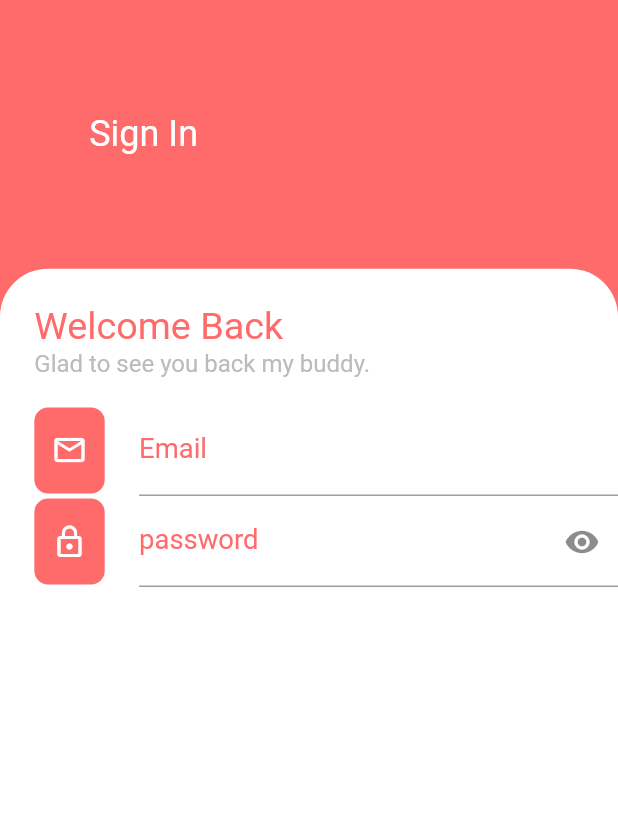
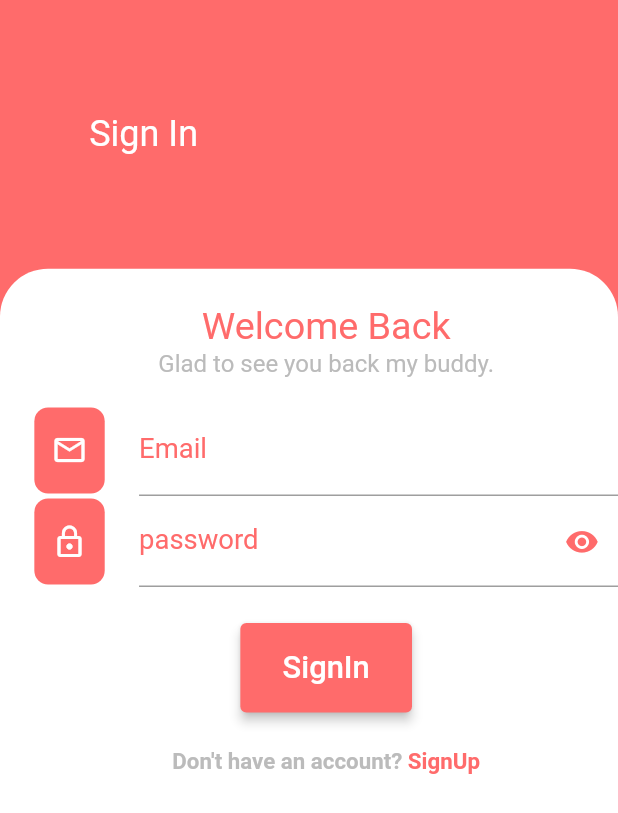
Before and after one commit to Md-Moniruzzaman/Flutter-E-commece-app, a Flutter app: the screen it shows after launch, on a phone screen of 412 x 824 dp. Shown: the top 813 px of the screen. Run offline on Flutter 3.47's test engine with Material 2 defaults, Android fonts, the phone set to English and light mode, and no system bars; our stand-ins replace cloud_firestore, firebase_auth, firebase_core, flutter_screenutil; accounts and stored records are empty.

Commit message:
Creating logIn screen

```diff
--- a/lib/pages/login_screen.dart
+++ b/lib/pages/login_screen.dart
@@ -1,6 +1,9 @@
 import 'package:ecommerce_app/constant/appColors.dart';
 import 'package:flutter/material.dart';
 import 'package:flutter_screenutil/flutter_screenutil.dart';
+
+import '../widgets/custombutton.dart';
+import 'registration_screen.dart';
 
 class LoginScreen extends StatefulWidget {
   const LoginScreen({Key? key}) : super(key: key);
@@ -60,7 +63,8 @@ class _LoginScreenState extends State<LoginScreen> {
                   child: SingleChildScrollView(
                     scrollDirection: Axis.vertical,
                     child: Column(
-                      crossAxisAlignment: CrossAxisAlignment.start,
+                      crossAxisAlignment: CrossAxisAlignment.center,
+                      // mainAxisAlignment: MainAxisAlignment.center,
                       children: [
                         SizedBox(
                           height: 20.h,
@@ -136,6 +140,7 @@ class _LoginScreenState extends State<LoginScreen> {
                             Expanded(
                               child: TextField(
                                 autofocus: false,
+                                obscureText: _obscureText,
                                 controller: _passwordController,
                                 decoration: InputDecoration(
                                   hintText: 'abcSD2546',
@@ -155,19 +160,68 @@ class _LoginScreenState extends State<LoginScreen> {
                                               _obscureText = false;
                                             });
                                           },
-                                          icon: Icon(Icons.remove_red_eye))
+                                          icon: Icon(
+                                            Icons.remove_red_eye,
+                                            size: 20.w,
+                                            color: AppColors.deepOrange,
+                                          ))
                                       : IconButton(
                                           onPressed: () {
                                             setState(() {
                                               _obscureText = true;
                                             });
                                           },
-                                          icon: Icon(Icons.visibility_off)),
+                                          icon: Icon(
+                                            Icons.visibility_off,
+                                            size: 20.w,
+                                            color: AppColors.deepOrange,
+                                          ),
+                                        ),
                                 ),
                               ),
                             ),
                           ],
-                        )
+                        ),
+                        SizedBox(
+                          height: 20.h,
+                        ),
+                        customButton(
+                          'SignIn',
+                          () {},
+                        ),
+                        SizedBox(
+                          height: 20.h,
+                        ),
+                        Wrap(
+                          children: [
+                            Text(
+                              "Don't have an account?",
+                              style: TextStyle(
+                                fontSize: 13.sp,
+                                fontWeight: FontWeight.w600,
+                                color: const Color(0xFFBBBBBB),
+                              ),
+                            ),
+                            GestureDetector(
+                              onTap: () {
+                                Navigator.push(
+                                  context,
+                                  MaterialPageRoute(
+                                    builder: (context) => RegistrationPage(),
+                                  ),
+                                );
+                              },
+                              child: Text(
+                                ' SignUp',
+                                style: TextStyle(
+                                  color: AppColors.deepOrange,
+                                  fontSize: 13.sp,
+                                  fontWeight: FontWeight.w600,
+                                ),
+                              ),
+                            ),
+                          ],
+                        ),
                       ],
                     ),
                   ),
--- /dev/null
+++ b/lib/pages/registration_screen.dart
@@ -0,0 +1,15 @@
+import 'package:flutter/material.dart';
+
+class RegistrationPage extends StatefulWidget {
+  const RegistrationPage({Key? key}) : super(key: key);
+
+  @override
+  State<RegistrationPage> createState() => _RegistrationPageState();
+}
+
+class _RegistrationPageState extends State<RegistrationPage> {
+  @override
+  Widget build(BuildContext context) {
+    return Container();
+  }
+}
--- /dev/null
+++ b/lib/widgets/custombutton.dart
@@ -0,0 +1,24 @@
+import 'package:ecommerce_app/constant/appColors.dart';
+import 'package:flutter/material.dart';
+import 'package:flutter_screenutil/flutter_screenutil.dart';
+
+Widget customButton(String buttonText, onPressed) {
+  return SizedBox(
+    height: 50.h,
+    width: 100.w,
+    child: ElevatedButton(
+      onPressed: onPressed,
+      child: Text(
+        buttonText,
+        style: TextStyle(
+          fontSize: 18.sp,
+          color: Colors.white,
+        ),
+      ),
+      style: ElevatedButton.styleFrom(
+        primary: AppColors.deepOrange,
+        elevation: 3,
+      ),
+    ),
+  );
+}
```
